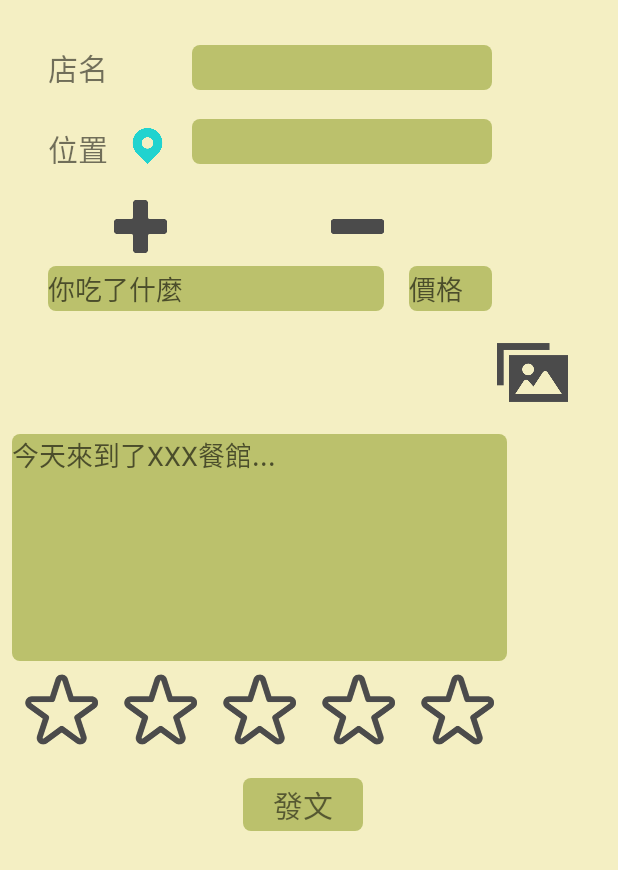
After one commit to huang840801/Foodie, an Android app: the layout fragment_post.xml on its own in the app's theme, with its tools: preview values and no code run, on a phone screen of 412 x 824 dp. The commit adds this screen. Shown: the top 870 px of the screen. Run offline under Robolectric (Android 15) with nearby library versions, the phone set to English and light mode, and no system bars; Roboto replaces fonts that are not available here.

Commit message:
Add post fragment layout

```diff
--- /dev/null
+++ b/app/src/main/res/drawable/corner_bg_post_edittext.xml
@@ -0,0 +1,12 @@
+<?xml version="1.0" encoding="utf-8"?>
+<shape xmlns:android="http://schemas.android.com/apk/res/android">
+    <solid android:color="#bbc16c" />
+    <!--<corners android:topLeftRadius="0dp"-->
+        <!--android:topRightRadius="10dp"-->
+        <!--android:bottomRightRadius="10dp"-->
+        <!--android:bottomLeftRadius="0dp"/>-->
+    <corners android:radius="5dp"/>
+    <!--<stroke-->
+    <!--android:width="0.3dp"-->
+    <!--android:color="#000000" />-->
+</shape>
--- /dev/null
+++ b/app/src/main/res/layout/fragment_post.xml
@@ -0,0 +1,201 @@
+<?xml version="1.0" encoding="utf-8"?>
+<ScrollView xmlns:android="http://schemas.android.com/apk/res/android"
+    xmlns:app="http://schemas.android.com/apk/res-auto"
+    xmlns:tools="http://schemas.android.com/tools"
+    android:layout_width="match_parent"
+    android:layout_height="match_parent"
+    android:background="#f4efc3">
+<android.support.constraint.ConstraintLayout
+    android:layout_width="match_parent"
+    android:layout_height="match_parent">
+    <TextView
+        android:id="@+id/post_restaurant_name"
+        android:layout_width="wrap_content"
+        android:layout_height="wrap_content"
+        android:layout_marginStart="32dp"
+        android:layout_marginTop="30dp"
+        android:text="@string/restaurant_name"
+        android:textSize="20dp"
+        app:layout_constraintStart_toStartOf="parent"
+        app:layout_constraintTop_toTopOf="parent" />
+
+    <TextView
+        android:id="@+id/post_restaurant_location"
+        android:layout_width="wrap_content"
+        android:layout_height="25dp"
+        android:layout_marginStart="32dp"
+        android:layout_marginTop="24dp"
+        android:text="@string/location"
+        android:textSize="20dp"
+        app:layout_constraintStart_toStartOf="parent"
+        app:layout_constraintTop_toBottomOf="@+id/post_restaurant_name" />
+
+    <EditText
+        android:id="@+id/edittext_post_restaurant_name"
+        android:layout_width="200dp"
+        android:layout_height="30dp"
+        android:layout_marginStart="56dp"
+        android:layout_marginTop="30dp"
+        android:background="@drawable/corner_bg_post_edittext"
+        app:layout_constraintStart_toEndOf="@+id/post_restaurant_name"
+        app:layout_constraintTop_toTopOf="parent" />
+
+
+    <ImageView
+        android:id="@+id/imageView_post_location"
+        android:layout_width="38dp"
+        android:layout_height="24dp"
+        android:layout_marginEnd="8dp"
+        android:layout_marginStart="4dp"
+        app:layout_constraintBottom_toBottomOf="@+id/post_restaurant_location"
+        app:layout_constraintEnd_toStartOf="@+id/edittext_post_restaurant_name"
+        app:layout_constraintStart_toEndOf="@+id/post_restaurant_location"
+        app:srcCompat="@drawable/marker_blue" />
+
+    <TextView
+        android:id="@+id/textview_post_restaurant_location"
+        android:layout_width="200dp"
+        android:layout_height="30dp"
+
+        android:background="@drawable/corner_bg_post_edittext"
+        android:text=""
+        app:layout_constraintBottom_toBottomOf="@+id/imageView_post_location"
+        app:layout_constraintStart_toStartOf="@+id/edittext_post_restaurant_name" />
+
+    <EditText
+        android:id="@+id/edittext_post_menu"
+        android:layout_width="224dp"
+        android:layout_height="30dp"
+        android:layout_marginTop="68dp"
+        android:background="@drawable/corner_bg_post_edittext"
+        android:hint="@string/what_did_you_eat"
+
+        app:layout_constraintStart_toStartOf="@+id/post_restaurant_location"
+        app:layout_constraintTop_toBottomOf="@+id/post_restaurant_location" />
+
+    <EditText
+        android:id="@+id/edittext_post_price"
+        android:layout_width="55dp"
+        android:layout_height="30dp"
+        android:background="@drawable/corner_bg_post_edittext"
+        android:hint="@string/price"
+        app:layout_constraintEnd_toEndOf="@+id/textview_post_restaurant_location"
+        app:layout_constraintTop_toTopOf="@+id/edittext_post_menu" />
+
+    <ImageView
+        android:id="@+id/imageView_post_add"
+        android:layout_width="35dp"
+        android:layout_height="35dp"
+        android:layout_marginStart="44dp"
+        android:layout_marginTop="24dp"
+        app:layout_constraintStart_toStartOf="@+id/post_restaurant_location"
+        app:layout_constraintTop_toBottomOf="@+id/post_restaurant_location"
+        app:srcCompat="@drawable/add_menu" />
+
+    <ImageView
+        android:id="@+id/imageView_post_subtract"
+        android:layout_width="35dp"
+        android:layout_height="35dp"
+        android:layout_marginEnd="72dp"
+        android:layout_marginTop="24dp"
+        app:layout_constraintEnd_toEndOf="@+id/textview_post_restaurant_location"
+        app:layout_constraintTop_toBottomOf="@+id/textview_post_restaurant_location"
+        app:srcCompat="@drawable/subtract_menu" />
+
+    <android.support.v7.widget.RecyclerView
+        android:id="@+id/recyclerview_post_photo"
+        android:layout_width="293dp"
+        android:layout_height="66dp"
+        android:layout_marginStart="8dp"
+        android:layout_marginTop="8dp"
+        app:layout_constraintStart_toStartOf="parent"
+        app:layout_constraintTop_toBottomOf="@+id/edittext_post_menu" />
+
+    <ImageView
+        android:id="@+id/imageView_post_add_pictures"
+        android:layout_width="47dp"
+        android:layout_height="66dp"
+        android:layout_marginEnd="8dp"
+        android:layout_marginStart="4dp"
+        android:layout_marginTop="8dp"
+        app:layout_constraintEnd_toEndOf="parent"
+        app:layout_constraintStart_toEndOf="@+id/recyclerview_post_photo"
+        app:layout_constraintTop_toBottomOf="@+id/edittext_post_menu"
+        app:srcCompat="@drawable/picture" />
+
+    <EditText
+        android:id="@+id/edittext_post_content"
+        android:layout_width="330dp"
+        android:layout_height="151dp"
+        android:layout_marginTop="8dp"
+        android:background="@drawable/corner_bg_post_edittext"
+        android:gravity="left"
+        android:hint="今天來到了XXX餐館..."
+        app:layout_constraintStart_toStartOf="@+id/recyclerview_post_photo"
+        app:layout_constraintTop_toBottomOf="@+id/recyclerview_post_photo" />
+
+    <ImageView
+        android:id="@+id/imageView_post_star1"
+        android:layout_width="50dp"
+        android:layout_height="50dp"
+        android:layout_marginStart="8dp"
+        android:layout_marginTop="8dp"
+        app:layout_constraintStart_toStartOf="@+id/edittext_post_content"
+        app:layout_constraintTop_toBottomOf="@+id/edittext_post_content"
+        app:srcCompat="@drawable/star_unselected" />
+
+    <ImageView
+        android:id="@+id/imageView_post_star2"
+        android:layout_width="50dp"
+        android:layout_height="50dp"
+        android:layout_marginStart="16dp"
+        android:layout_marginTop="8dp"
+        app:layout_constraintStart_toEndOf="@+id/imageView_post_star1"
+        app:layout_constraintTop_toBottomOf="@+id/edittext_post_content"
+        app:srcCompat="@drawable/star_unselected" />
+
+    <ImageView
+        android:id="@+id/imageView_post_star3"
+        android:layout_width="50dp"
+        android:layout_height="50dp"
+        android:layout_marginStart="16dp"
+        android:layout_marginTop="8dp"
+        app:layout_constraintStart_toEndOf="@+id/imageView_post_star2"
+        app:layout_constraintTop_toBottomOf="@+id/edittext_post_content"
+        app:srcCompat="@drawable/star_unselected" />
+
+    <ImageView
+        android:id="@+id/imageView_post_star4"
+        android:layout_width="50dp"
+        android:layout_height="50dp"
+        android:layout_marginStart="16dp"
+        android:layout_marginTop="8dp"
+        app:layout_constraintStart_toEndOf="@+id/imageView_post_star3"
+        app:layout_constraintTop_toBottomOf="@+id/edittext_post_content"
+        app:srcCompat="@drawable/star_unselected" />
+
+    <ImageView
+        android:id="@+id/imageView_post_star5"
+        android:layout_width="50dp"
+        android:layout_height="50dp"
+        android:layout_marginStart="16dp"
+        android:layout_marginTop="8dp"
+        app:layout_constraintStart_toEndOf="@+id/imageView_post_star4"
+        app:layout_constraintTop_toBottomOf="@+id/edittext_post_content"
+        app:srcCompat="@drawable/star_unselected" />
+
+    <TextView
+        android:id="@+id/textview_post_post"
+        android:layout_width="80dp"
+        android:layout_height="35dp"
+        android:layout_marginEnd="8dp"
+        android:layout_marginTop="20dp"
+        android:background="@drawable/corner_bg_post_edittext"
+        android:gravity="center"
+        android:text="@string/post"
+        android:textSize="20dp"
+        app:layout_constraintEnd_toEndOf="parent"
+        app:layout_constraintStart_toStartOf="parent"
+        app:layout_constraintTop_toBottomOf="@+id/imageView_post_star3" />
+    </android.support.constraint.ConstraintLayout>
+</ScrollView>
--- a/app/src/main/res/values/strings.xml
+++ b/app/src/main/res/values/strings.xml
@@ -14,6 +14,11 @@
     <string name="cannot_be_empty">cannot be empty</string>
     <string name="name">Name</string>
     <string name="say_something">Say something</string>
+    <string name="restaurant_name">店名</string>
+    <string name="location">位置</string>
+    <string name="what_did_you_eat">你吃了什麼</string>
+    <string name="price">價格</string>
+    <string name="post">發文</string>
 
 
 </resources>
```
Also changed, not shown: app/src/main/res/drawable/add_menu.png (added), app/src/main/res/drawable/picture.png (added), app/src/main/res/drawable/subtract_menu.png (added), 1 other file.
